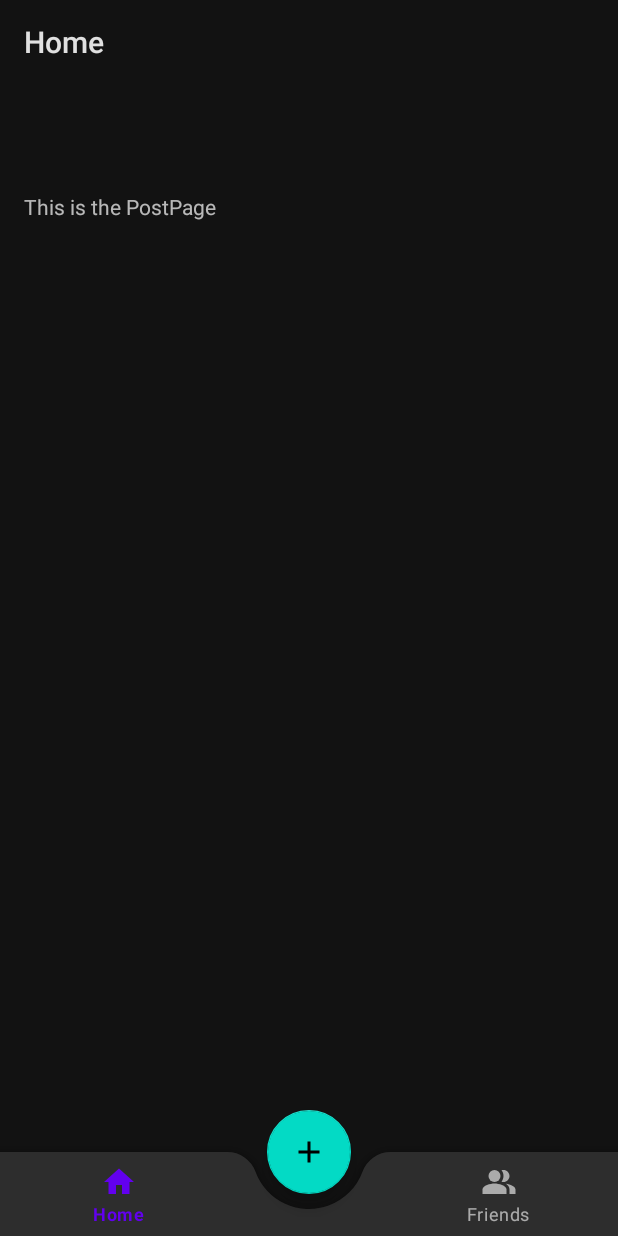
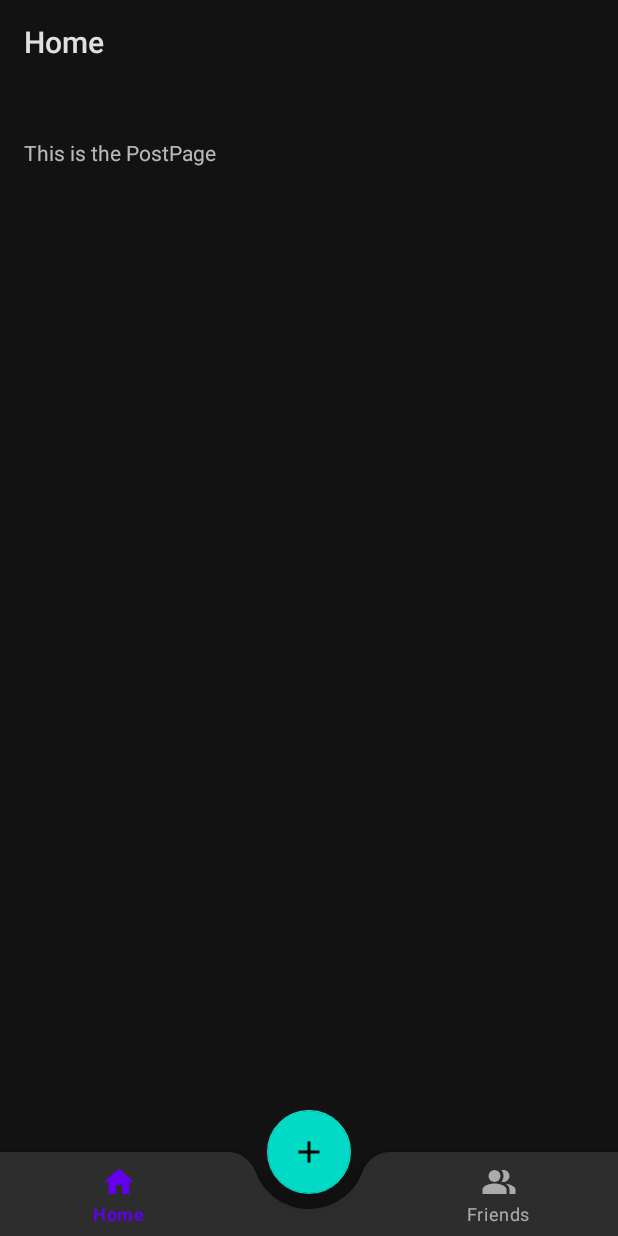
Before and after one commit to iNkidzy/InstantFriends, an Android app: the screen it shows after launch (MainActivity), on a phone screen of 412 x 824 dp. Run offline under Robolectric (Android 15) with nearby library versions, the phone set to English and light mode, and no system bars; our stand-ins replace navigation-ui.

```diff
--- a/app/src/main/java/com/example/instantfriends/ui/friends/FriendsFragment.kt
+++ b/app/src/main/java/com/example/instantfriends/ui/friends/FriendsFragment.kt
@@ -9,7 +9,6 @@ import android.view.LayoutInflater
 import android.view.View
 import android.view.ViewGroup
 import com.example.instantfriends.R
-import com.example.instantfriends.dummy.DummyContent
 
 /**
  * A fragment representing a list of Items.
--- a/app/src/main/res/layout/activity_main.xml
+++ b/app/src/main/res/layout/activity_main.xml
@@ -7,11 +7,12 @@
     android:layout_width="match_parent"
     android:layout_height="match_parent"
     tools:context=".MainActivity"
-    android:paddingTop="?attr/actionBarSize">
+    android:paddingTop="20dp">
+
 
   <!--  <androidx.appcompat.widget.Toolbar
      android:layout_height="wrap_content"
-        android:layout_width="wrap_content"/> -->
+        android:layout_width="wrap_content"/> ?attr/actionBarSize-->
 
   <com.google.android.material.bottomappbar.BottomAppBar
       android:id="@+id/bottomAppBar"
@@ -44,12 +45,12 @@
       android:id="@+id/nav_host_fragment"
       android:name="androidx.navigation.fragment.NavHostFragment"
       android:layout_width="match_parent"
-        android:layout_height="match_parent"
+      android:layout_height="628dp"
+      app:defaultNavHost="true"
+      app:layout_constraintBottom_toTopOf="@+id/main_container"
       app:layout_constraintLeft_toLeftOf="parent"
       app:layout_constraintRight_toRightOf="parent"
       app:layout_constraintTop_toTopOf="parent"
-        app:layout_constraintBottom_toTopOf="@+id/nav_view"
-        app:defaultNavHost="true"
       app:navGraph="@navigation/nav_graph" />
 
 
```
Lines whose indentation alone changed are shown as unchanged.
